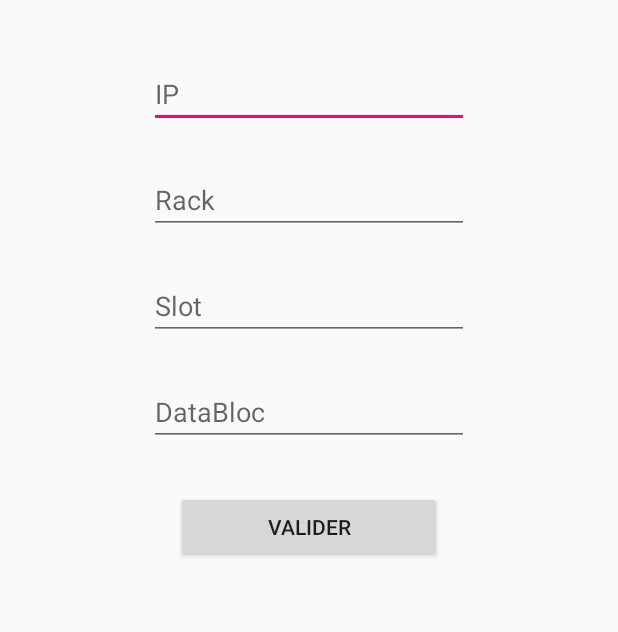
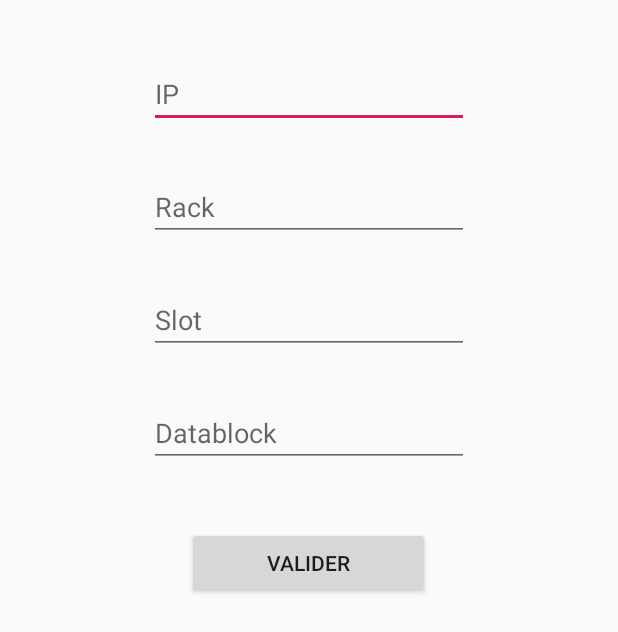
Before and after one commit to l-Legacy-l/S7-PLC-Monitor, an Android app: the layout activity_settings.xml on its own in the app's theme, with its tools: preview values and no code run, on a phone screen of 412 x 824 dp. Shown: the top 632 px of the screen. Run offline under Robolectric (Android 15) with nearby library versions, the phone set to English and light mode, and no system bars.

Commit message:
événement click sur le bouton et modification du type d'EditText pour le rack, slot et datablock

```diff
--- a/app/src/main/res/layout/activity_settings.xml
+++ b/app/src/main/res/layout/activity_settings.xml
@@ -22,36 +22,38 @@
         android:layout_width="wrap_content"
         android:layout_height="wrap_content"
         android:layout_gravity="center"
-        android:layout_marginTop="25dp"
+        android:layout_marginTop="30dp"
         android:ems="10"
         android:hint="Rack"
-        android:inputType="textPersonName" />
+        android:inputType="number" />
 
     <EditText
         android:id="@+id/et_settings_slot"
         android:layout_width="wrap_content"
         android:layout_height="wrap_content"
         android:layout_gravity="center"
-        android:layout_marginTop="25dp"
+        android:layout_marginTop="30dp"
         android:ems="10"
         android:hint="Slot"
-        android:inputType="textPersonName" />
+        android:inputType="number" />
 
     <EditText
-        android:id="@+id/et_settings_databloc"
+        android:id="@+id/et_settings_datablock"
         android:layout_width="wrap_content"
         android:layout_height="wrap_content"
         android:layout_gravity="center"
-        android:layout_marginTop="25dp"
+        android:layout_marginTop="30dp"
         android:ems="10"
-        android:hint="DataBloc"
-        android:inputType="textPersonName" />
+        android:hint="Datablock"
+        android:inputType="number" />
 
     <Button
-        android:id="@+id/bt_settings_valider"
-        android:layout_width="177dp"
+        android:id="@+id/button"
+        android:layout_width="162dp"
         android:layout_height="wrap_content"
         android:layout_gravity="center"
-        android:layout_marginTop="30dp"
+        android:layout_marginTop="40dp"
+        android:onClick="btnValiderClick"
         android:text="Valider" />
+
 </LinearLayout>
```
